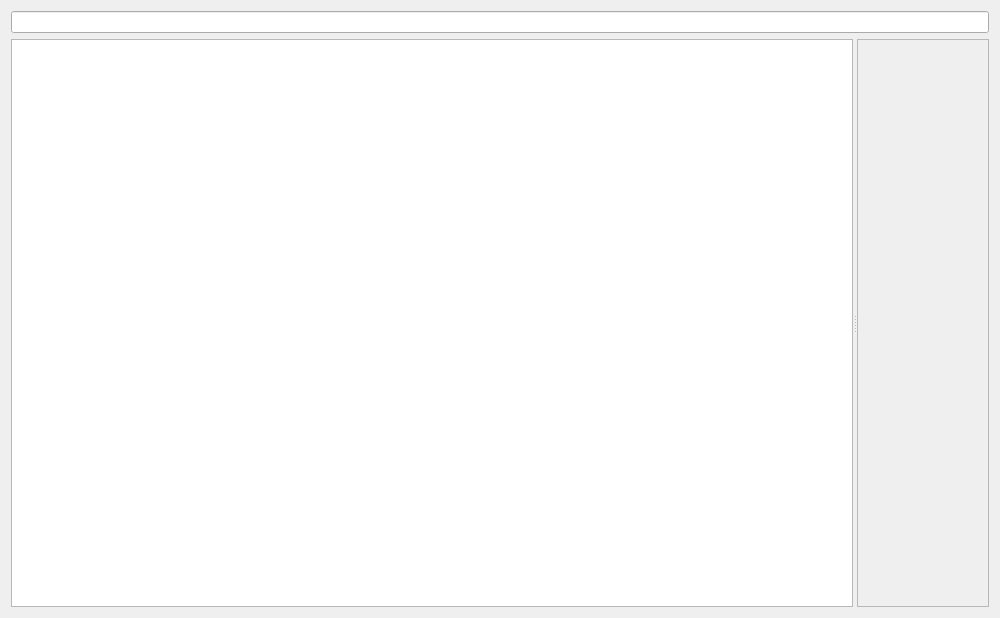
Above: functions/settingeditor/setting_editor.ui from wyj2006/FMCL before the change. Below: the same form after it.
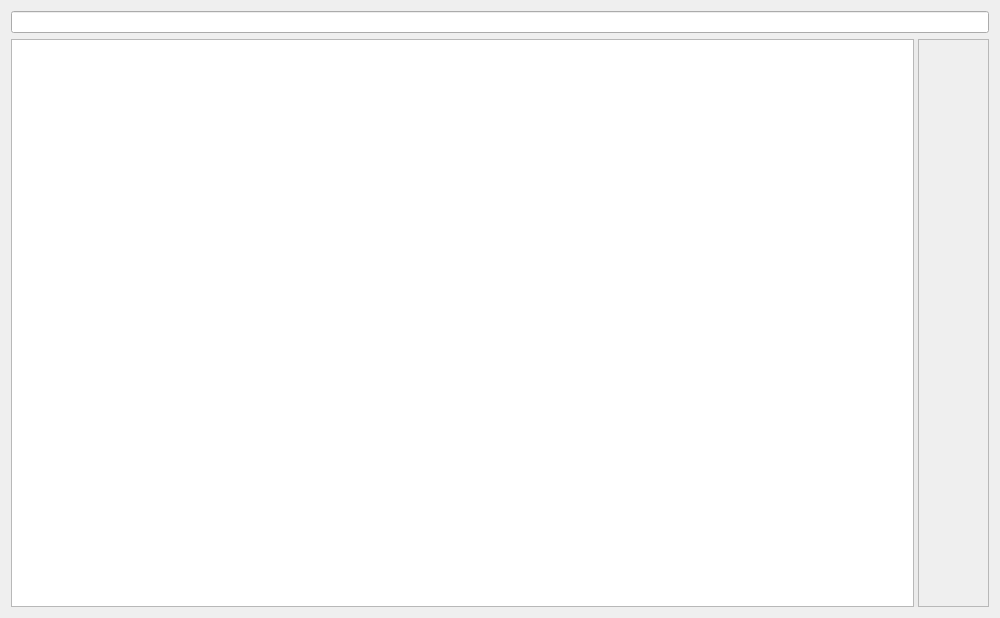
That is the form after the change. Custom widgets are drawn as their Qt base class.

Diff of the .ui file:
```diff
--- a/functions/settingeditor/setting_editor.ui
+++ b/functions/settingeditor/setting_editor.ui
@@ -19,6 +19,11 @@
    </item>
    <item row="1" column="0">
     <widget class="QSplitter" name="splitter">
+     <property name="styleSheet">
+      <string notr="true">QSplitter::handle{
+    background-color:rgb(235,235,235);
+}</string>
+     </property>
      <property name="orientation">
       <enum>Qt::Orientation::Horizontal</enum>
      </property>
@@ -39,7 +44,7 @@
         <rect>
          <x>0</x>
          <y>0</y>
-         <width>69</width>
+         <width>130</width>
          <height>572</height>
         </rect>
        </property>
@@ -51,8 +56,8 @@
           </property>
           <property name="sizeHint" stdset="0">
            <size>
-            <width>20</width>
-            <height>40</height>
+            <width>0</width>
+            <height>0</height>
            </size>
           </property>
          </spacer>
```
